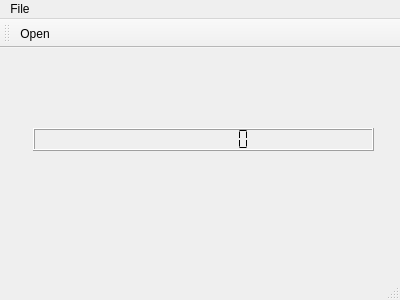
agrutter87/FactorioProductionAnalyzer, file FactorioProductionAnalyzer/mainwindow.ui: the form before one commit.
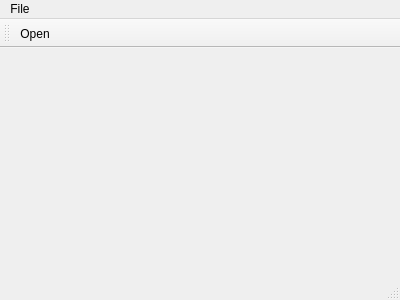
The form after the commit. Icons and pictures are not drawn.

Diff of the .ui file:
```diff
--- a/FactorioProductionAnalyzer/mainwindow.ui
+++ b/FactorioProductionAnalyzer/mainwindow.ui
@@ -14,25 +14,7 @@
    <string>MainWindow</string>
   </property>
   <widget class="QWidget" name="centralWidget">
-   <widget class="QLCDNumber" name="lcdNumber">
-    <property name="geometry">
-     <rect>
-      <x>33</x>
-      <y>80</y>
-      <width>341</width>
-      <height>23</height>
-     </rect>
-    </property>
-    <property name="smallDecimalPoint">
-     <bool>false</bool>
-    </property>
-    <property name="digitCount">
-     <number>9</number>
-    </property>
-    <property name="segmentStyle">
-     <enum>QLCDNumber::Flat</enum>
-    </property>
-   </widget>
+   <layout class="QHBoxLayout" name="horizontalLayout"/>
   </widget>
   <widget class="QMenuBar" name="menuBar">
    <property name="geometry">
```
